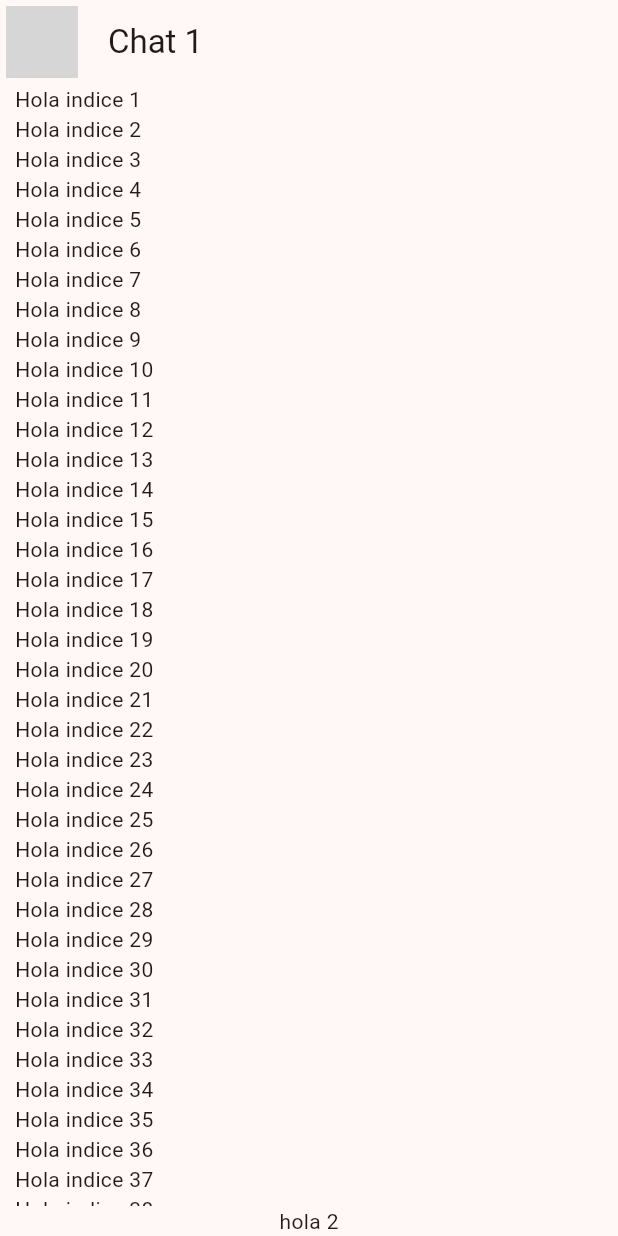
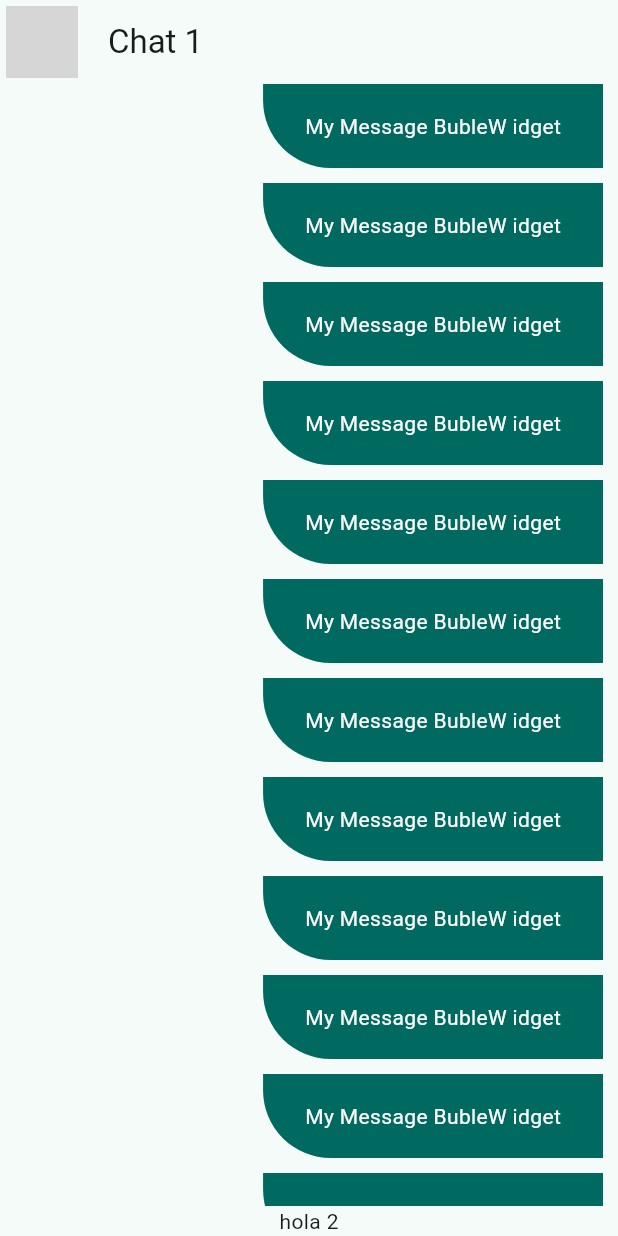
Before and after one commit to DavidCastelloBatet/chat_app_flutter_md3, a Flutter app: the screen it shows after launch, on a phone screen of 412 x 824 dp. Run offline on Flutter 3.47's test engine with Material 2 defaults, Android fonts, the phone set to English and light mode, and no system bars; network calls fail; grey boxes are pictures that could not be loaded.

Commit message:
estructura - mis mensajes

```diff
--- a/lib/main.dart
+++ b/lib/main.dart
@@ -1,6 +1,6 @@
 import 'package:flutter/material.dart';
 import 'package:chat_app/config/theme/app_theme.dart';
-import 'package:chat_app/presentation/chat/chat_screen.dart';
+import 'package:chat_app/presentation/screens/chat_screen.dart';
 
 void main() => runApp(const MyApp());
 
@@ -11,7 +11,7 @@ class MyApp extends StatelessWidget {
   Widget build(BuildContext context) {
     return MaterialApp(
       debugShowCheckedModeBanner: false,
-      theme: AppTheme(selectedColor: 6).theme(),
+      theme: AppTheme(selectedColor: 2).theme(),
       title: 'Chat App',
       home: const ChatScreen(),
     );
--- a/lib/presentation/chat/chat_screen.dart
+++ b/lib/presentation/screens/chat_screen.dart
@@ -1,3 +1,4 @@
+import 'package:chat_app/presentation/widgets/chat/my_message_buble.dart';
 import 'package:flutter/material.dart';
 
 class ChatScreen extends StatelessWidget {
@@ -33,7 +34,7 @@ class _ChatView extends StatelessWidget {
               child: ListView.builder(
                 itemCount: 50,
                 itemBuilder: (context, index) {
-                  return Text('Hola indice ${index + 1}');
+                  return const MyMessageBuble();
                 },
               ),
             ),
--- /dev/null
+++ b/lib/presentation/widgets/chat/my_message_buble.dart
@@ -0,0 +1,34 @@
+import 'package:flutter/material.dart';
+
+class MyMessageBuble extends StatelessWidget {
+  const MyMessageBuble({super.key});
+
+  @override
+  Widget build(BuildContext context) {
+    final colors = Theme.of(context).colorScheme;
+
+    return Column(
+      crossAxisAlignment: CrossAxisAlignment.end,
+      children: [
+        Container(
+          margin: const EdgeInsets.only(bottom: 10),
+          decoration: BoxDecoration(
+            color: colors.primary,
+            borderRadius:
+                const BorderRadius.only(bottomLeft: Radius.circular(45)),
+          ),
+          child: const Padding(
+            padding: EdgeInsets.symmetric(horizontal: 20.0, vertical: 10.0),
+            child: Padding(
+              padding: EdgeInsets.all(8.0),
+              child: Text(
+                'My Message BubleW idget',
+                style: TextStyle(color: Colors.white),
+              ),
+            ),
+          ),
+        ),
+      ],
+    );
+  }
+}
```
